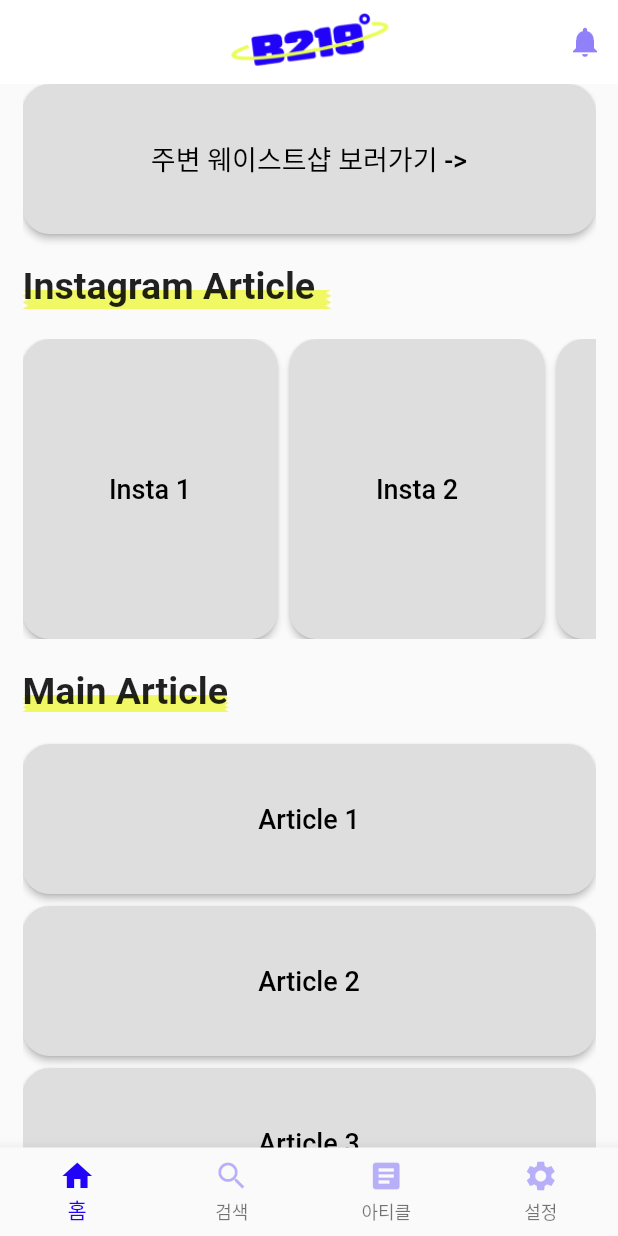
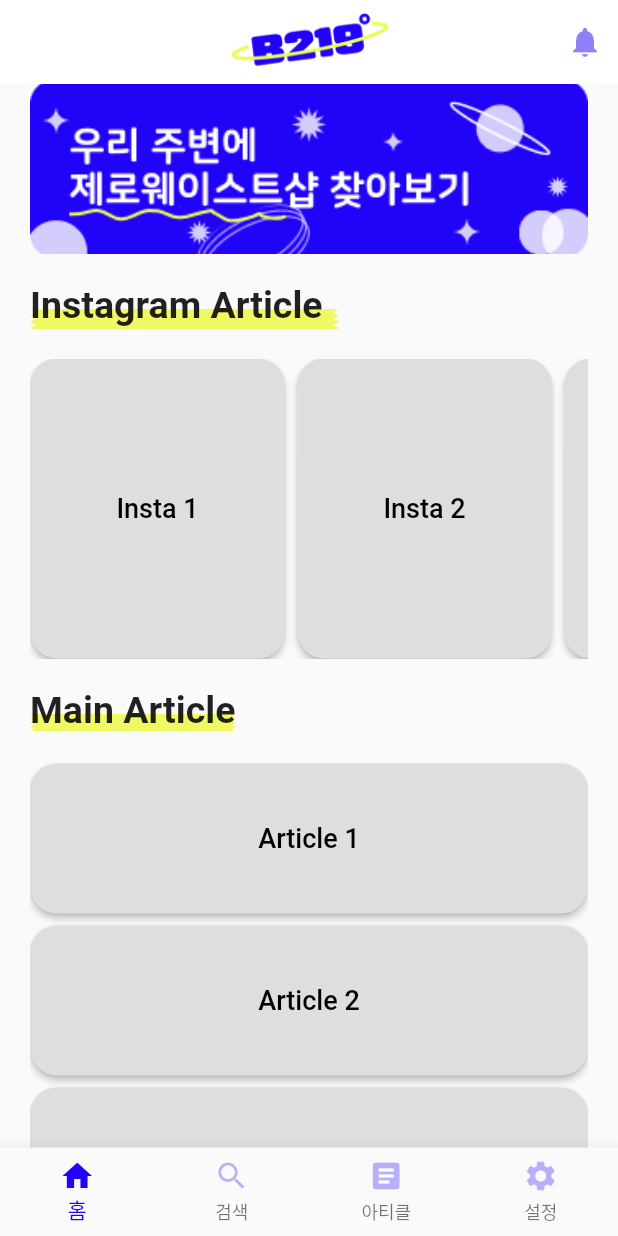
Before and after one commit to hwarak/beginners219-app, a Flutter app: the screen it shows after launch, on a phone screen of 412 x 824 dp. Run offline on Flutter 3.47's test engine with Material 2 defaults, Android fonts, the phone set to English and light mode, and no system bars; our stand-ins replace dio, flutter_dotenv, geolocator, google_maps_flutter, settings_ui.

Commit message:
샵 보러가기 버튼 이미지로 변경

```diff
--- a/lib/screens/home_screen.dart
+++ b/lib/screens/home_screen.dart
@@ -16,7 +16,7 @@ class _HomeScreenState extends State<HomeScreen> {
   @override
   Widget build(BuildContext context) {
     return Padding(
-      padding: const EdgeInsets.symmetric(horizontal: 15.0),
+      padding: const EdgeInsets.symmetric(horizontal: 20.0),
       child: ListView(
         children: [
           HomeShopCard(),
--- a/lib/widget/home_shop_card.dart
+++ b/lib/widget/home_shop_card.dart
@@ -6,18 +6,14 @@ class HomeShopCard extends StatelessWidget {
 
   @override
   Widget build(BuildContext context) {
-    return Container(
-      height: 100.0,
-      child: ElevatedButton(
-        onPressed: () {},
-        child: Text(
-          "주변 웨이스트샵 보러가기 ->",
-          style: TextStyle(
-            fontSize: 18.0,
-            color: Color.fromARGB(255, 0, 0, 0),
-          ),
+    return SizedBox(
+      height: 113,
+      child: InkWell(
+        onTap: () {},
+        child: Ink.image(
+          fit: BoxFit.cover,
+          image: AssetImage("assets/images/go_search.png"),
         ),
-        style: mainElevatedButtonStyle,
       ),
     );
   }
```
